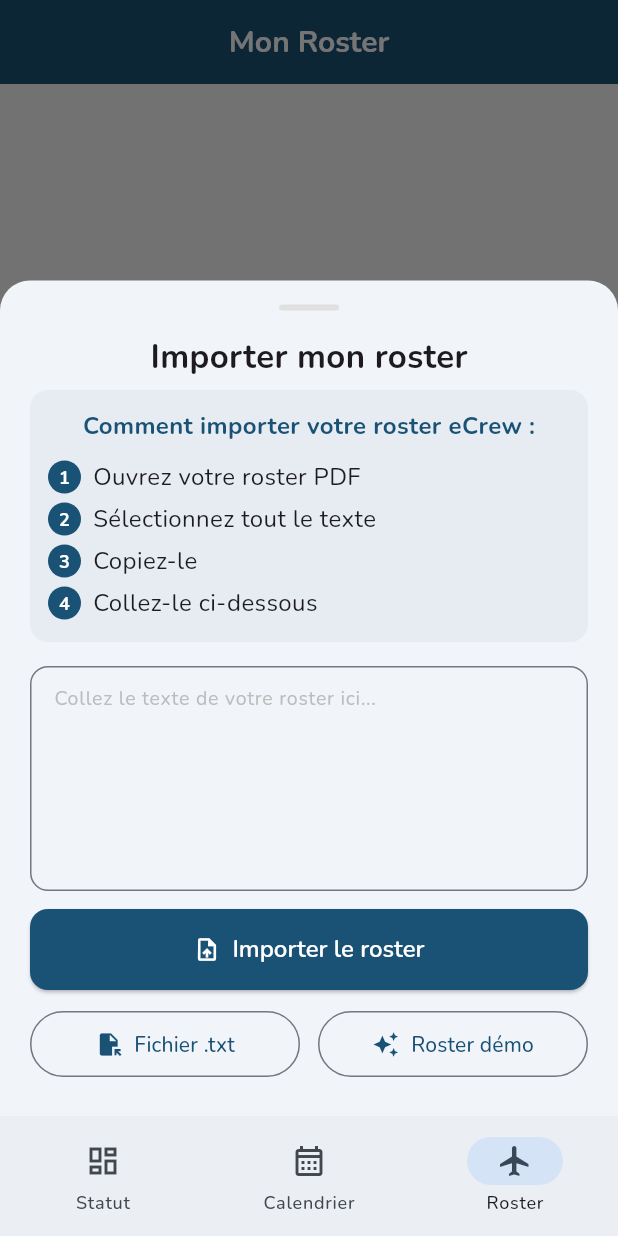
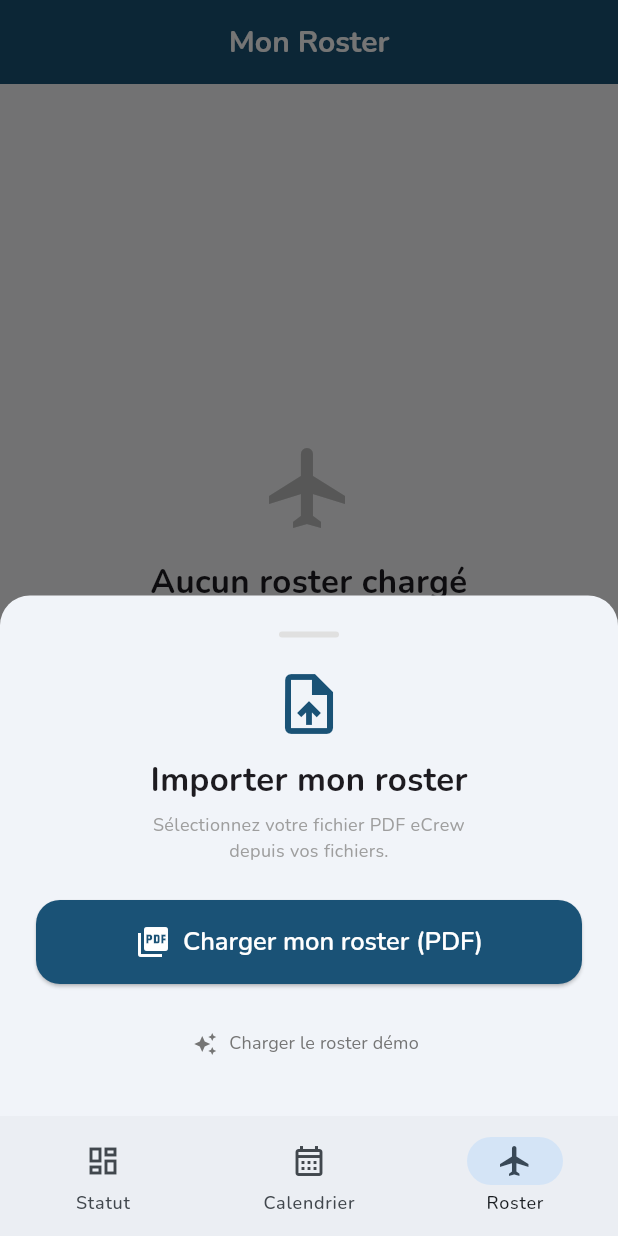
Before and after one commit to aminebouchenafa-svg/CAPS-connecting-all-parents-and-status, a Flutter app: the RosterPage screen opened by its route, after a tap on the "upload file" icon, on a phone screen of 412 x 824 dp. Run offline on Flutter 3.47's test engine with Material 3 defaults, Android fonts, the phone set to English and light mode, and no system bars; our stand-ins replace cloud_firestore, equatable, file_picker, firebase_auth, firebase_core, flutter_riverpod and 2 more; missing offline and left inert: syncfusion_flutter_pdf; accounts and stored records are empty.

Commit message:
feat: PDF upload with one-tap - big blue button picks PDF directly
- Add syncfusion_flutter_pdf to extract text from PDF on web
- Single big blue button "Charger mon roster (PDF)" opens file picker
- Extracts text from PDF binary, parses roster automatically
- Shows "Remplacer le roster" when one is already loaded
- Demo roster as small secondary link at bottom

Co-Authored-By: Claude Sonnet 4.6 <noreply@anthropic.com>
Claude-Session: https://claude.ai/code/session_01NHcXw8vaED18et4L2ppiHC

```diff
--- a/lib/features/roster/presentation/widgets/roster_upload_widget.dart
+++ b/lib/features/roster/presentation/widgets/roster_upload_widget.dart
@@ -1,9 +1,9 @@
-import 'dart:convert';
 import 'dart:typed_data';
 
 import 'package:file_picker/file_picker.dart';
 import 'package:flutter/material.dart';
 import 'package:flutter_riverpod/flutter_riverpod.dart';
+import 'package:syncfusion_flutter_pdf/pdf.dart';
 
 import '../../../../core/constants/demo_data.dart';
 import '../../../../core/theme/app_colors.dart';
@@ -21,37 +21,54 @@ class RosterUploadWidget extends ConsumerStatefulWidget {
 class _RosterUploadWidgetState extends ConsumerState<RosterUploadWidget> {
   bool _loading = false;
   String? _error;
-  final _textController = TextEditingController();
 
-  @override
-  void dispose() {
-    _textController.dispose();
-    super.dispose();
+  String _extractTextFromPdf(Uint8List bytes) {
+    final document = PdfDocument(inputBytes: bytes);
+    final extractor = PdfTextExtractor(document);
+    final text = extractor.extractText();
+    document.dispose();
+    return text;
   }
 
-  void _loadDemoRoster() {
-    ref.read(rosterProvider.notifier).state = DemoData.demoRoster;
-    Navigator.of(context).pop();
-    ScaffoldMessenger.of(context).showSnackBar(
-      const SnackBar(
-        content: Text('Roster démo Juin 2026 chargé !'),
-        backgroundColor: AppColors.success,
-      ),
-    );
-  }
-
-  void _parseAndLoad(String text) {
-    if (text.trim().isEmpty) {
-      setState(() => _error = 'Le texte est vide.');
-      return;
-    }
-
+  Future<void> _pickAndLoadPdf() async {
     setState(() {
       _loading = true;
       _error = null;
     });
 
     try {
+      final result = await FilePicker.platform.pickFiles(
+        type: FileType.custom,
+        allowedExtensions: ['pdf'],
+        withData: true,
+      );
+
+      if (result == null || result.files.isEmpty) {
+        setState(() => _loading = false);
+        return;
+      }
+
+      final file = result.files.first;
+      final Uint8List? bytes = file.bytes;
+
+      if (bytes == null || bytes.isEmpty) {
+        setState(() {
+          _error = 'Impossible de lire le fichier.';
+          _loading = false;
+        });
+        return;
+      }
+
+      final text = _extractTextFromPdf(bytes);
+
+      if (text.trim().isEmpty) {
+        setState(() {
+          _error = 'Aucun texte trouvé dans le PDF.';
+          _loading = false;
+        });
+        return;
+      }
+
       final parser = ref.read(rosterParserProvider);
       final roster = parser.parse(text);
 
@@ -68,53 +85,21 @@ class _RosterUploadWidgetState extends ConsumerState<RosterUploadWidget> {
       }
     } catch (e) {
       setState(() {
-        _error = 'Erreur lors du parsing : $e';
+        _error = 'Erreur : $e';
         _loading = false;
       });
     }
   }
 
-  Future<void> _pickTextFile() async {
-    try {
-      final result = await FilePicker.platform.pickFiles(
-        type: FileType.custom,
-        allowedExtensions: ['txt', 'csv'],
-        withData: true,
-      );
-
-      if (result == null || result.files.isEmpty) return;
-
-      final bytes = result.files.first.bytes;
-      if (bytes == null || bytes.isEmpty) {
-        setState(() => _error = 'Impossible de lire le fichier.');
-        return;
-      }
-
-      if (_isPdfBinary(bytes)) {
-        setState(() {
-          _error =
-              'Les PDF ne peuvent pas être lus dans le navigateur.\n'
-              'Ouvrez le PDF, sélectionnez tout le texte, '
-              'copiez-le et collez-le dans la zone ci-dessus.';
-        });
-        return;
-      }
-
-      final text = utf8.decode(bytes, allowMalformed: true);
-      _parseAndLoad(text);
-    } catch (e) {
-      setState(() => _error = 'Erreur : $e');
-    }
-  }
-
-  bool _isPdfBinary(Uint8List bytes) {
-    if (bytes.length >= 4) {
-      return bytes[0] == 0x25 &&
-          bytes[1] == 0x50 &&
-          bytes[2] == 0x44 &&
-          bytes[3] == 0x46;
-    }
-    return false;
+  void _loadDemoRoster() {
+    ref.read(rosterProvider.notifier).state = DemoData.demoRoster;
+    Navigator.of(context).pop();
+    ScaffoldMessenger.of(context).showSnackBar(
+      const SnackBar(
+        content: Text('Roster démo Juin 2026 chargé !'),
+        backgroundColor: AppColors.success,
+      ),
+    );
   }
 
   @override
@@ -123,15 +108,14 @@ class _RosterUploadWidgetState extends ConsumerState<RosterUploadWidget> {
 
     return Padding(
       padding: EdgeInsets.only(
-        left: 20,
-        right: 20,
-        top: 16,
-        bottom: MediaQuery.of(context).viewInsets.bottom + 16,
+        left: 24,
+        right: 24,
+        top: 24,
+        bottom: MediaQuery.of(context).viewInsets.bottom + 24,
       ),
       child: Column(
         mainAxisSize: MainAxisSize.min,
         children: [
-          // Handle bar
           Container(
             width: 40,
             height: 4,
@@ -140,114 +124,76 @@ class _RosterUploadWidgetState extends ConsumerState<RosterUploadWidget> {
               borderRadius: BorderRadius.circular(2),
             ),
           ),
-          const SizedBox(height: 16),
+          const SizedBox(height: 20),
+
+          Icon(
+            Icons.upload_file,
+            size: 48,
+            color: AppColors.primary,
+          ),
+          const SizedBox(height: 12),
 
           Text(
             hasRoster ? 'Remplacer le roster' : 'Importer mon roster',
             style: AppTextStyles.heading2,
           ),
           const SizedBox(height: 8),
-
-          // Instructions
-          Container(
-            padding: const EdgeInsets.all(12),
-            decoration: BoxDecoration(
-              color: AppColors.primary.withValues(alpha: 0.05),
-              borderRadius: BorderRadius.circular(12),
-            ),
-            child: Column(
-              children: [
-                Text(
-                  'Comment importer votre roster eCrew :',
-                  style: AppTextStyles.bodyBold.copyWith(
-                    color: AppColors.primary,
-                  ),
-                ),
-                const SizedBox(height: 8),
-                _buildStep('1', 'Ouvrez votre roster PDF'),
-                _buildStep('2', 'Sélectionnez tout le texte'),
-                _buildStep('3', 'Copiez-le'),
-                _buildStep('4', 'Collez-le ci-dessous'),
-              ],
-            ),
+          Text(
+            'Sélectionnez votre fichier PDF eCrew\ndepuis vos fichiers.',
+            style: AppTextStyles.caption.copyWith(color: Colors.grey),
+            textAlign: TextAlign.center,
           ),
-          const SizedBox(height: 16),
+          const SizedBox(height: 24),
 
           if (_loading)
             const Padding(
-              padding: EdgeInsets.all(24),
-              child: CircularProgressIndicator(),
+              padding: EdgeInsets.all(32),
+              child: Column(
+                children: [
+                  CircularProgressIndicator(),
+                  SizedBox(height: 12),
+                  Text('Lecture du PDF en cours...'),
+                ],
+              ),
             )
           else ...[
-            // Text input area
+            // Big blue button
             SizedBox(
-              height: 150,
-              child: TextField(
-                controller: _textController,
-                maxLines: null,
-                expands: true,
-                textAlignVertical: TextAlignVertical.top,
-                style: const TextStyle(fontSize: 13),
-                decoration: InputDecoration(
-                  hintText: 'Collez le texte de votre roster ici...',
-                  hintStyle: TextStyle(color: Colors.grey[400]),
-                  border: OutlineInputBorder(
-                    borderRadius: BorderRadius.circular(12),
+              width: double.infinity,
+              height: 56,
+              child: ElevatedButton.icon(
+                onPressed: _pickAndLoadPdf,
+                icon: const Icon(Icons.picture_as_pdf, size: 24),
+                label: const Text(
+                  'Charger mon roster (PDF)',
+                  style: TextStyle(fontSize: 17, fontWeight: FontWeight.w600),
+                ),
+                style: ElevatedButton.styleFrom(
+                  backgroundColor: AppColors.primary,
+                  foregroundColor: Colors.white,
+                  shape: RoundedRectangleBorder(
+                    borderRadius: BorderRadius.circular(16),
                   ),
-                  contentPadding: const EdgeInsets.all(12),
                 ),
               ),
             ),
-            const SizedBox(height: 12),
+            const SizedBox(height: 16),
 
-            // Import button
-            SizedBox(
-              width: double.infinity,
-              child: ElevatedButton.icon(
-                onPressed: () => _parseAndLoad(_textController.text),
-                icon: const Icon(Icons.upload_file),
-                label: const Text('Importer le roster'),
-                style: ElevatedButton.styleFrom(
-                  padding: const EdgeInsets.symmetric(vertical: 16),
-                  backgroundColor: AppColors.primary,
-                  foregroundColor: Colors.white,
-                ),
+            // Demo option
+            TextButton.icon(
+              onPressed: _loadDemoRoster,
+              icon: Icon(Icons.auto_awesome, size: 16, color: Colors.grey[600]),
+              label: Text(
+                'Charger le roster démo',
+                style: AppTextStyles.caption.copyWith(color: Colors.grey[600]),
               ),
-            ),
-            const SizedBox(height: 12),
-
-            // Secondary options
-            Row(
-              children: [
-                Expanded(
-                  child: OutlinedButton.icon(
-                    onPressed: _pickTextFile,
-                    icon: const Icon(Icons.file_open, size: 18),
-                    label: const Text('Fichier .txt'),
-                    style: OutlinedButton.styleFrom(
-                      padding: const EdgeInsets.symmetric(vertical: 12),
-                    ),
-                  ),
-                ),
-                const SizedBox(width: 12),
-                Expanded(
-                  child: OutlinedButton.icon(
-                    onPressed: _loadDemoRoster,
-                    icon: const Icon(Icons.auto_awesome, size: 18),
-                    label: const Text('Roster démo'),
-                    style: OutlinedButton.styleFrom(
-                      padding: const EdgeInsets.symmetric(vertical: 12),
-                    ),
-                  ),
-                ),
-              ],
             ),
           ],
 
           if (_error != null) ...[
-            const SizedBox(height: 12),
+            const SizedBox(height: 16),
             Container(
-              padding: const EdgeInsets.all(10),
+              padding: const EdgeInsets.all(12),
               decoration: BoxDecoration(
                 color: Colors.red.withValues(alpha: 0.1),
                 borderRadius: BorderRadius.circular(12),
@@ -260,38 +206,6 @@ class _RosterUploadWidgetState extends ConsumerState<RosterUploadWidget> {
               ),
             ),
           ],
-
-          const SizedBox(height: 8),
-        ],
-      ),
-    );
-  }
-
-  Widget _buildStep(String number, String text) {
-    return Padding(
-      padding: const EdgeInsets.symmetric(vertical: 2),
-      child: Row(
-        children: [
-          Container(
-            width: 22,
-            height: 22,
-            decoration: BoxDecoration(
-              color: AppColors.primary,
-              shape: BoxShape.circle,
-            ),
-            child: Center(
-              child: Text(
-                number,
-                style: const TextStyle(
-                  color: Colors.white,
-                  fontSize: 12,
-                  fontWeight: FontWeight.bold,
-                ),
-              ),
-            ),
-          ),
-          const SizedBox(width: 8),
-          Text(text, style: AppTextStyles.body),
         ],
       ),
     );
--- a/pubspec.yaml
+++ b/pubspec.yaml
@@ -21,8 +21,9 @@ dependencies:
   google_fonts: ^6.2.1
   intl: ^0.20.2
 
-  # File picker
+  # File picker & PDF
   file_picker: ^8.1.6
+  syncfusion_flutter_pdf: ^27.2.5
 
   # Utils
   equatable: ^2.0.7
```
